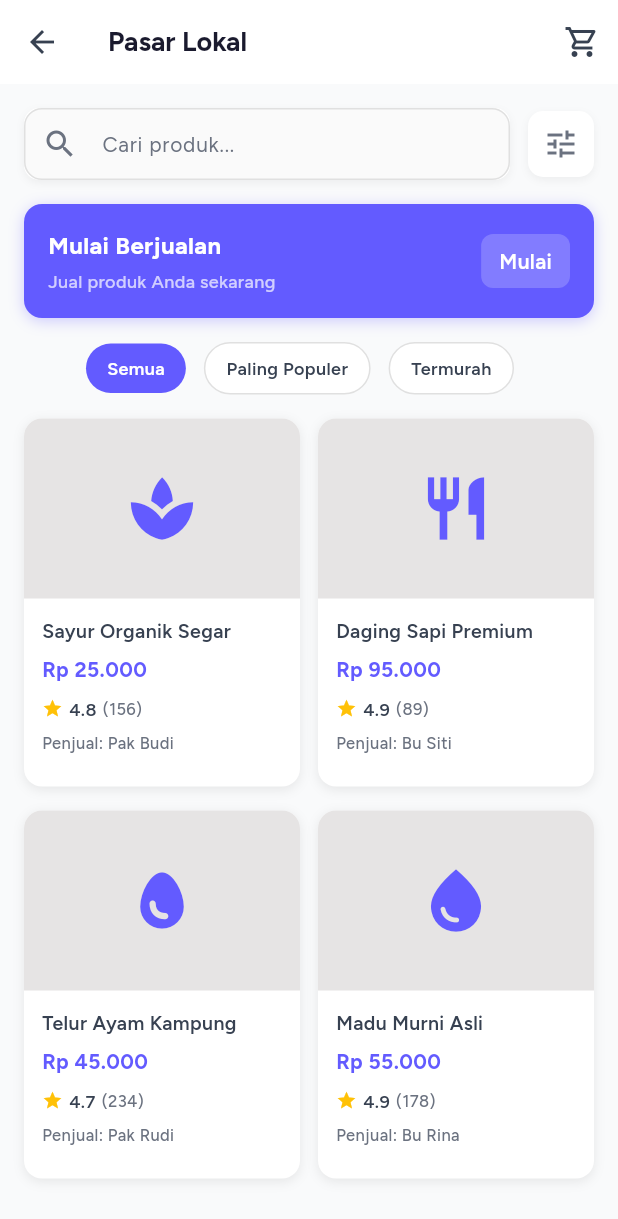
After one commit to Jawara-Land/jawara-pintar-mobile, a Flutter app: the MarketplaceScreen screen opened by its route, on a phone screen of 412 x 824 dp. The commit adds this screen. Shown: the top 1219 px of the screen. Run offline on Flutter 3.47's test engine with Material 3 defaults, Android fonts, the phone set to English and light mode, and no system bars; our stand-ins replace get, google_fonts.

Commit message:
feat(marketplace): ✨ implement marketplace UI

```diff
--- a/lib/configs/routes/page.dart
+++ b/lib/configs/routes/page.dart
@@ -4,6 +4,8 @@ import 'package:jawara_mobile/modules/features/login/bindings/login_binding.dart
 import 'package:jawara_mobile/modules/features/login/view/ui/login_screen.dart';
 import 'package:jawara_mobile/modules/features/main/bindings/main_binding.dart';
 import 'package:jawara_mobile/modules/features/main/view/ui/main_screen.dart';
+import 'package:jawara_mobile/modules/features/marketplace/bindings/marketplace_binding.dart';
+import 'package:jawara_mobile/modules/features/marketplace/view/ui/marketplace_screen.dart';
 import 'package:jawara_mobile/modules/features/onboarding/bindings/onboarding_binding.dart';
 import 'package:jawara_mobile/modules/features/onboarding/views/ui/onboarding_screen.dart';
 import 'package:jawara_mobile/modules/features/register/bindings/register_binding.dart';
@@ -38,5 +40,10 @@ abstract class Pages {
       page: () => const RegisterScreen(),
       binding: RegisterBinding(),
     ),
+    GetPage(
+      name: Routes.marketplaceRoute,
+      page: () => MarketplaceScreen(),
+      binding: MarketplaceBinding(),
+    ),
   ];
 }
--- a/lib/configs/routes/route.dart
+++ b/lib/configs/routes/route.dart
@@ -8,4 +8,5 @@ abstract class Routes {
   static const String announcementRoute = '/announcement';
   static const String aspirationRoute = '/aspiration';
   static const String profileRoute = '/profile';
+  static const String marketplaceRoute = '/marketplace';
 }
--- /dev/null
+++ b/lib/modules/features/marketplace/bindings/marketplace_binding.dart
@@ -0,0 +1,9 @@
+import 'package:get/get.dart';
+import 'package:jawara_mobile/modules/features/marketplace/controllers/marketplace_controller.dart';
+
+class MarketplaceBinding extends Bindings {
+  @override
+  void dependencies() {
+    Get.put(MarketplaceController());
+  }
+}
--- /dev/null
+++ b/lib/modules/features/marketplace/constants/marketplace_api_constant.dart
@@ -0,0 +1,3 @@
+    class MarketplaceApiConstant {
+    final String example = 'example';
+    }
--- /dev/null
+++ b/lib/modules/features/marketplace/constants/marketplace_assets_constant.dart
@@ -0,0 +1,3 @@
+    class MarketplaceAssetsConstant {
+    final String example = 'example';
+    }
--- /dev/null
+++ b/lib/modules/features/marketplace/controllers/marketplace_controller.dart
@@ -0,0 +1,4 @@
+import 'package:get/get.dart';
+    class MarketplaceController extends GetxController {
+    static MarketplaceController get to => Get.find();
+    }
--- /dev/null
+++ b/lib/modules/features/marketplace/repositories/marketplace_repository.dart
@@ -0,0 +1,7 @@
+import 'package:jawara_mobile/modules/features/marketplace/constants/marketplace_api_constant.dart';
+
+class MarketplaceRepository {
+  MarketplaceRepository._();
+
+  var apiConstant = MarketplaceApiConstant();
+}
--- /dev/null
+++ b/lib/modules/features/marketplace/view/ui/marketplace_screen.dart
@@ -0,0 +1,396 @@
+import 'package:flutter/material.dart';
+import 'package:jawara_mobile/modules/features/marketplace/constants/marketplace_assets_constant.dart';
+import 'package:jawara_mobile/shared/styles/app_styles.dart';
+
+class MarketplaceScreen extends StatefulWidget {
+  MarketplaceScreen({super.key});
+
+  final assetsConstant = MarketplaceAssetsConstant();
+
+  @override
+  State<MarketplaceScreen> createState() => _MarketplaceScreenState();
+}
+
+class _MarketplaceScreenState extends State<MarketplaceScreen> {
+  int selectedTabIndex = 0;
+  String searchQuery = '';
+
+  final List<String> tabs = ['Semua', 'Paling Populer', 'Termurah'];
+
+  final List<Product> products = [
+    Product(
+      id: '1',
+      title: 'Sayur Organik Segar',
+      price: 25000,
+      image: Icons.spa,
+      seller: 'Pak Budi',
+      rating: 4.8,
+      sold: 156,
+      category: 'Sayuran',
+    ),
+    Product(
+      id: '2',
+      title: 'Daging Sapi Premium',
+      price: 95000,
+      image: Icons.restaurant,
+      seller: 'Bu Siti',
+      rating: 4.9,
+      sold: 89,
+      category: 'Daging',
+    ),
+    Product(
+      id: '3',
+      title: 'Telur Ayam Kampung',
+      price: 45000,
+      image: Icons.egg,
+      seller: 'Pak Rudi',
+      rating: 4.7,
+      sold: 234,
+      category: 'Telur',
+    ),
+    Product(
+      id: '4',
+      title: 'Madu Murni Asli',
+      price: 55000,
+      image: Icons.water_drop,
+      seller: 'Bu Rina',
+      rating: 4.9,
+      sold: 178,
+      category: 'Produk Olahan',
+    ),
+  ];
+
+  @override
+  Widget build(BuildContext context) {
+    return Scaffold(
+      backgroundColor: AppColor.background,
+      appBar: AppBar(
+        title: Text(
+          'Pasar Lokal',
+          style: AppTextStyle.headingSmall.copyWith(
+            fontWeight: FontWeight.w700,
+          ),
+        ),
+        actions: [
+          IconButton(
+            icon: const Icon(
+              Icons.shopping_cart_outlined,
+              color: AppColor.textSecondary,
+            ),
+            onPressed: () {},
+          ),
+        ],
+      ),
+      body: SingleChildScrollView(
+        child: Column(
+          children: [
+            // Search & Filter Bar
+            Padding(
+              padding: const EdgeInsets.all(16),
+              child: Row(
+                children: [
+                  Expanded(
+                    child: Container(
+                      decoration: BoxDecoration(
+                        color: AppColor.surface,
+                        borderRadius: BorderRadius.circular(10),
+                        boxShadow: [
+                          BoxShadow(
+                            color: AppColor.shadowLight,
+                            blurRadius: 4,
+                            offset: const Offset(0, 2),
+                          ),
+                        ],
+                      ),
+                      child: TextField(
+                        onChanged: (value) {
+                          setState(() {
+                            searchQuery = value;
+                          });
+                        },
+                        decoration: InputDecoration(
+                          hintText: 'Cari produk...',
+                          hintStyle: AppTextStyle.bodyMedium.copyWith(
+                            color: AppColor.textTertiary,
+                          ),
+                          border: InputBorder.none,
+                          prefixIcon: const Icon(
+                            Icons.search,
+                            color: AppColor.textTertiary,
+                          ),
+                          contentPadding: const EdgeInsets.symmetric(
+                            vertical: 12,
+                          ),
+                        ),
+                      ),
+                    ),
+                  ),
+                  const SizedBox(width: 12),
+                  Container(
+                    padding: const EdgeInsets.all(10),
+                    decoration: BoxDecoration(
+                      color: AppColor.surface,
+                      borderRadius: BorderRadius.circular(10),
+                      boxShadow: [
+                        BoxShadow(
+                          color: AppColor.shadowLight,
+                          blurRadius: 4,
+                          offset: const Offset(0, 2),
+                        ),
+                      ],
+                    ),
+                    child: const Icon(Icons.tune, color: AppColor.textTertiary),
+                  ),
+                ],
+              ),
+            ),
+
+            // Seller Banner
+            Padding(
+              padding: const EdgeInsets.symmetric(horizontal: 16),
+              child: Container(
+                padding: const EdgeInsets.all(16),
+                decoration: BoxDecoration(
+                  color: AppColor.primary,
+                  borderRadius: BorderRadius.circular(12),
+                  boxShadow: [
+                    BoxShadow(
+                      color: AppColor.primary.withValues(alpha: 0.3),
+                      blurRadius: 8,
+                      offset: const Offset(0, 2),
+                    ),
+                  ],
+                ),
+                child: Row(
+                  mainAxisAlignment: MainAxisAlignment.spaceBetween,
+                  children: [
+                    Column(
+                      crossAxisAlignment: CrossAxisAlignment.start,
+                      children: [
+                        Text(
+                          'Mulai Berjualan',
+                          style: AppTextStyle.titleLarge.copyWith(
+                            color: AppColor.textOnPrimary,
+                          ),
+                        ),
+                        const SizedBox(height: 4),
+                        Text(
+                          'Jual produk Anda sekarang',
+                          style: AppTextStyle.labelSmall.copyWith(
+                            color: AppColor.textOnPrimary.withValues(alpha: 0.7),
+                          ),
+                        ),
+                      ],
+                    ),
+                    Container(
+                      padding: const EdgeInsets.symmetric(
+                        horizontal: 12,
+                        vertical: 8,
+                      ),
+                      decoration: BoxDecoration(
+                        color: AppColor.onPrimary.withValues(alpha: 0.2),
+                        borderRadius: BorderRadius.circular(8),
+                      ),
+                      child: Text(
+                        'Mulai',
+                        style: AppTextStyle.bodyMedium.copyWith(
+                          color: AppColor.textOnPrimary,
+                          fontWeight: FontWeight.w600,
+                        ),
+                      ),
+                    ),
+                  ],
+                ),
+              ),
+            ),
+            const SizedBox(height: 16),
+
+            // Tabs
+            SingleChildScrollView(
+              scrollDirection: Axis.horizontal,
+              padding: const EdgeInsets.symmetric(horizontal: 16),
+              child: Row(
+                children: List.generate(
+                  tabs.length,
+                  (index) => Padding(
+                    padding: const EdgeInsets.only(right: 12),
+                    child: GestureDetector(
+                      onTap: () {
+                        setState(() {
+                          selectedTabIndex = index;
+                        });
+                      },
+                      child: Container(
+                        padding: const EdgeInsets.symmetric(
+                          horizontal: 14,
+                          vertical: 8,
+                        ),
+                        decoration: BoxDecoration(
+                          color: selectedTabIndex == index
+                              ? AppColor.primary
+                              : AppColor.surface,
+                          borderRadius: BorderRadius.circular(20),
+                          border: selectedTabIndex != index
+                              ? Border.all(color: AppColor.inputBorder)
+                              : null,
+                        ),
+                        child: Text(
+                          tabs[index],
+                          style: AppTextStyle.labelSmall.copyWith(
+                            color: selectedTabIndex == index
+                                ? AppColor.textOnPrimary
+                                : AppColor.textSecondary,
+                            fontWeight: FontWeight.w600,
+                          ),
+                        ),
+                      ),
+                    ),
+                  ),
+                ),
+              ),
+            ),
+            const SizedBox(height: 16),
+
+            // Products Grid
+            Padding(
+              padding: const EdgeInsets.symmetric(horizontal: 16),
+              child: GridView.builder(
+                shrinkWrap: true,
+                physics: const NeverScrollableScrollPhysics(),
+                gridDelegate: const SliverGridDelegateWithFixedCrossAxisCount(
+                  crossAxisCount: 2,
+                  mainAxisSpacing: 16,
+                  crossAxisSpacing: 12,
+                  childAspectRatio: 0.75,
+                ),
+                itemCount: products.length,
+                itemBuilder: (context, index) {
+                  return _buildProductCard(products[index]);
+                },
+              ),
+            ),
+            const SizedBox(height: 24),
+          ],
+        ),
+      ),
+    );
+  }
+
+  Widget _buildProductCard(Product product) {
+    return GestureDetector(
+      onTap: () {},
+      child: Container(
+        decoration: BoxDecoration(
+          color: AppColor.surface,
+          borderRadius: BorderRadius.circular(12),
+          boxShadow: [
+            BoxShadow(
+              color: AppColor.shadow,
+              blurRadius: 6,
+              offset: const Offset(0, 2),
+            ),
+          ],
+        ),
+        child: Column(
+          crossAxisAlignment: CrossAxisAlignment.start,
+          children: [
+            // Product Image
+            Container(
+              width: double.infinity,
+              height: 120,
+              decoration: const BoxDecoration(
+                color: AppColor.primarySurface,
+                borderRadius: BorderRadius.only(
+                  topLeft: Radius.circular(12),
+                  topRight: Radius.circular(12),
+                ),
+              ),
+              child: Icon(
+                product.image,
+                size: 50,
+                color: AppColor.primary,
+              ),
+            ),
+
+            // Product Info
+            Padding(
+              padding: const EdgeInsets.all(12),
+              child: Column(
+                crossAxisAlignment: CrossAxisAlignment.start,
+                children: [
+                  Text(
+                    product.title,
+                    style: AppTextStyle.bodySmall.copyWith(
+                      fontWeight: FontWeight.w600,
+                      color: AppColor.textSecondary,
+                    ),
+                    maxLines: 2,
+                    overflow: TextOverflow.ellipsis,
+                  ),
+                  const SizedBox(height: 6),
+                  Text(
+                    'Rp ${product.price.toString().replaceAllMapped(RegExp(r'\B(?=(\d{3})+(?!\d))'), (match) => '.')}',
+                    style: AppTextStyle.bodyMedium.copyWith(
+                      fontWeight: FontWeight.w700,
+                      color: AppColor.primary,
+                    ),
+                  ),
+                  const SizedBox(height: 8),
+                  Row(
+                    children: [
+                      const Icon(Icons.star, size: 14, color: Colors.amber),
+                      const SizedBox(width: 4),
+                      Text(
+                        '${product.rating}',
+                        style: AppTextStyle.labelSmall.copyWith(
+                          fontWeight: FontWeight.w600,
+                          color: AppColor.textSecondary,
+                        ),
+                      ),
+                      const SizedBox(width: 4),
+                      Text(
+                        '(${product.sold})',
+                        style: AppTextStyle.caption.copyWith(
+                          color: AppColor.textTertiary,
+                        ),
+                      ),
+                    ],
+                  ),
+                  const SizedBox(height: 6),
+                  Text(
+                    'Penjual: ${product.seller}',
+                    style: AppTextStyle.caption.copyWith(
+                      color: AppColor.textTertiary,
+                    ),
+                  ),
+                ],
+              ),
+            ),
+          ],
+        ),
+      ),
+    );
+  }
+}
+
+class Product {
+  final String id;
+  final String title;
+  final int price;
+  final IconData image;
+  final String seller;
+  final double rating;
+  final int sold;
+  final String category;
+
+  Product({
+    required this.id,
+    required this.title,
+    required this.price,
+    required this.image,
+    required this.seller,
+    required this.rating,
+    required this.sold,
+    required this.category,
+  });
+}
```
